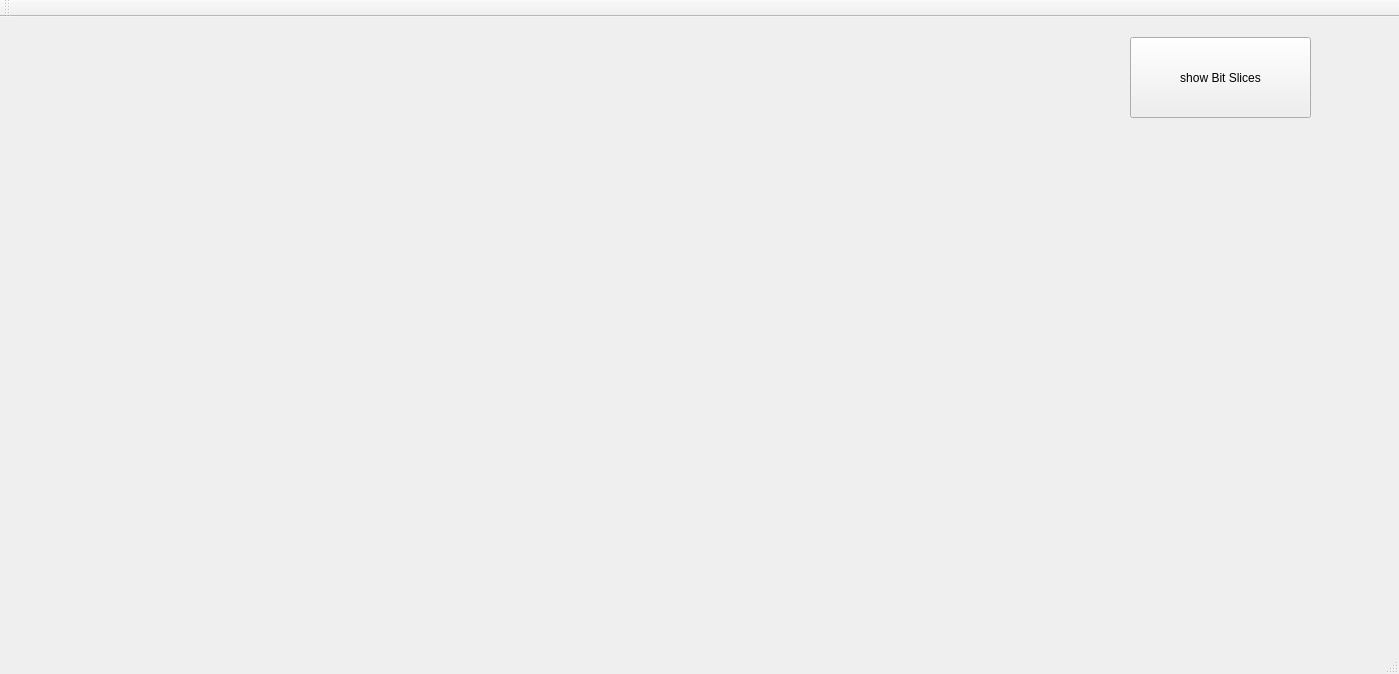
Old version of the form mainwindow.ui in the repository Erfan-ram/bit-plane-slicing-qt.
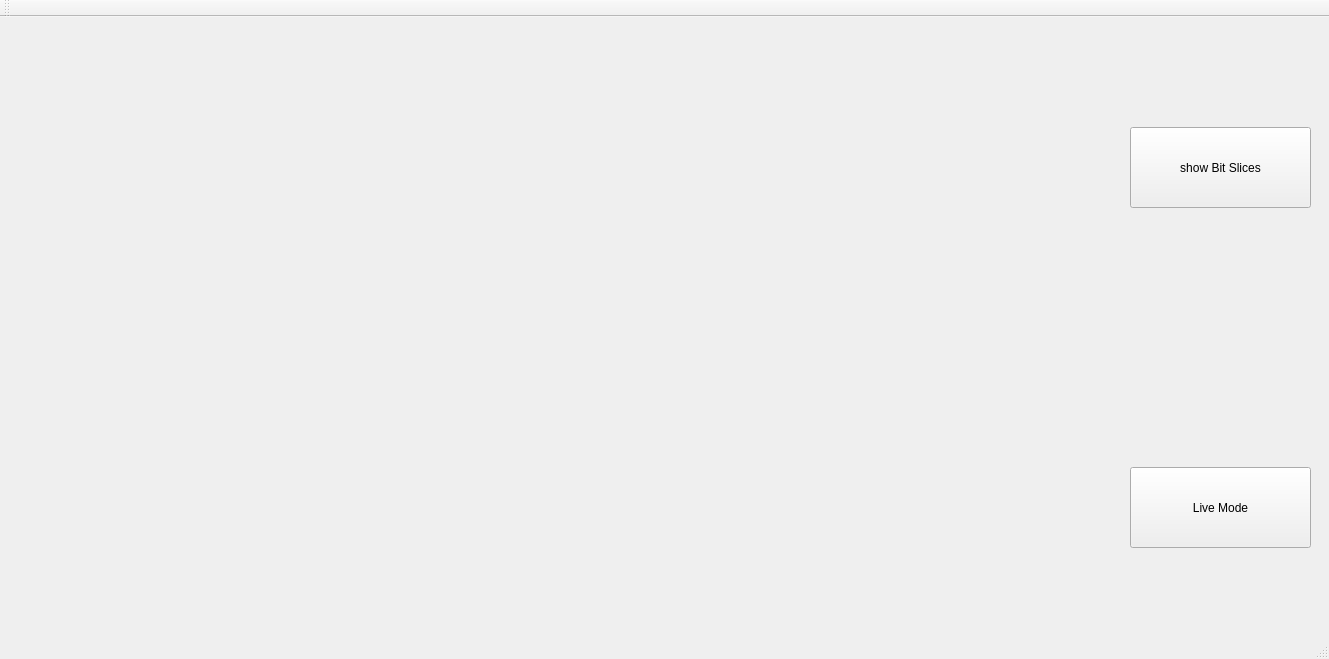
New version of the form.

```diff
--- a/mainwindow.ui
+++ b/mainwindow.ui
@@ -6,8 +6,8 @@
    <rect>
     <x>0</x>
     <y>0</y>
-    <width>1399</width>
-    <height>674</height>
+    <width>1329</width>
+    <height>659</height>
    </rect>
   </property>
   <property name="windowTitle">
@@ -18,7 +18,7 @@
     <property name="geometry">
      <rect>
       <x>1130</x>
-      <y>20</y>
+      <y>110</y>
       <width>181</width>
       <height>81</height>
      </rect>
@@ -115,17 +115,20 @@
      </item>
     </layout>
    </widget>
-   <widget class="QLabel" name="webcamlab">
+   <widget class="QPushButton" name="LIveBut">
     <property name="geometry">
      <rect>
-      <x>1150</x>
-      <y>290</y>
-      <width>211</width>
-      <height>301</height>
+      <x>1130</x>
+      <y>450</y>
+      <width>181</width>
+      <height>81</height>
      </rect>
     </property>
+    <property name="autoFillBackground">
+     <bool>false</bool>
+    </property>
     <property name="text">
-     <string/>
+     <string>Live Mode</string>
     </property>
    </widget>
   </widget>
```
Left out of the diff: 2 changed lines with no effect on the pictures.
